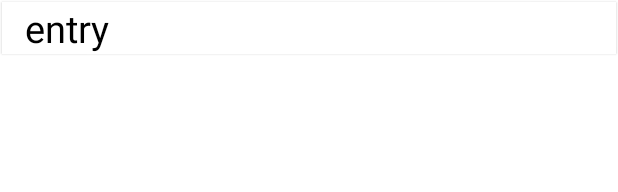
After one commit to Tuo-ZHANG/my-Android-dictionary-application, an Android app: the layout entry_dictionary.xml on its own in the app's theme, with its tools: preview values and no code run, on a phone screen of 412 x 824 dp. The commit adds this screen. Shown: the top 192 px of the screen. Run offline under Robolectric (Android 15) with nearby library versions, the phone set to English and light mode, and no system bars; network calls fail.

Commit message:
can now check dictionary sources from FastAPI backend

```diff
--- a/app/build.gradle
+++ b/app/build.gradle
@@ -41,6 +41,7 @@ android {
 
 dependencies {
     implementation "com.google.guava:guava:30.1.1-android"
+    implementation 'com.android.volley:volley:1.2.1'
     implementation "androidx.cardview:cardview:1.0.0"
     implementation 'androidx.appcompat:appcompat:1.3.1'
     implementation 'com.google.android.material:material:1.4.0'
--- a/app/src/main/AndroidManifest.xml
+++ b/app/src/main/AndroidManifest.xml
@@ -16,6 +16,9 @@
             android:name=".HtmlsRecViewActivity"
             android:label="My Dictionary" />
         <activity
+            android:name=".InventoryRecViewActivity"
+            android:label="My Dictionary" />
+        <activity
             android:name=".MainActivity"
             android:label="My Dictionary">
             <intent-filter>
--- a/app/src/main/java/com/example/myapplication/MainActivity.java
+++ b/app/src/main/java/com/example/myapplication/MainActivity.java
@@ -536,7 +536,8 @@ public class MainActivity extends AppCompatActivity {
             Toast.makeText(MainActivity.this, "item clicked", Toast.LENGTH_LONG).show();
             return true;
         } else if (id == R.id.download_from_server) {
-            Toast.makeText(MainActivity.this, "item clicked", Toast.LENGTH_LONG).show();
+            Intent intent = new Intent(MainActivity.this, InventoryRecViewActivity.class);
+            startActivity(intent);
             return true;
         }
         else {
--- /dev/null
+++ b/app/src/main/res/layout/entry_dictionary.xml
@@ -0,0 +1,31 @@
+<?xml version="1.0" encoding="utf-8"?>
+<com.google.android.material.card.MaterialCardView xmlns:android="http://schemas.android.com/apk/res/android"
+    xmlns:app="http://schemas.android.com/apk/res-auto"
+    android:layout_width="match_parent"
+    android:layout_height="wrap_content"
+    android:layout_margin="1dp"
+    android:elevation="0dp"
+    app:cardBackgroundColor="@color/white"
+    app:cardCornerRadius="0dp">
+
+    <androidx.constraintlayout.widget.ConstraintLayout
+        android:layout_width="match_parent"
+        android:layout_height="wrap_content">
+
+        <TextView
+            android:id="@+id/entry_dict"
+            android:layout_width="match_parent"
+            android:layout_height="wrap_content"
+            android:gravity="center_vertical"
+            android:paddingLeft="15dp"
+            android:text="@string/entry"
+            android:textColor="@color/black"
+            android:textSize="25sp"
+            app:layout_constraintBottom_toBottomOf="parent"
+            app:layout_constraintEnd_toEndOf="parent"
+            app:layout_constraintStart_toStartOf="parent"
+            app:layout_constraintTop_toTopOf="parent" />
+
+    </androidx.constraintlayout.widget.ConstraintLayout>
+
+</com.google.android.material.card.MaterialCardView>
```
Also changed, not shown: app/src/main/java/com/example/myapplication/DictionaryService.java (added, +85 -0 lines), app/src/main/java/com/example/myapplication/InventoryRecViewActivity.java (added, +39 -0 lines), app/src/main/java/com/example/myapplication/InventoryRecViewAdapter.java (added, +54 -0 lines), app/src/main/java/com/example/myapplication/MySingleton.java (added, +38 -0 lines), app/src/main/res/layout/activity_inventory_rec_view.xml (added, +14 -0 lines).
